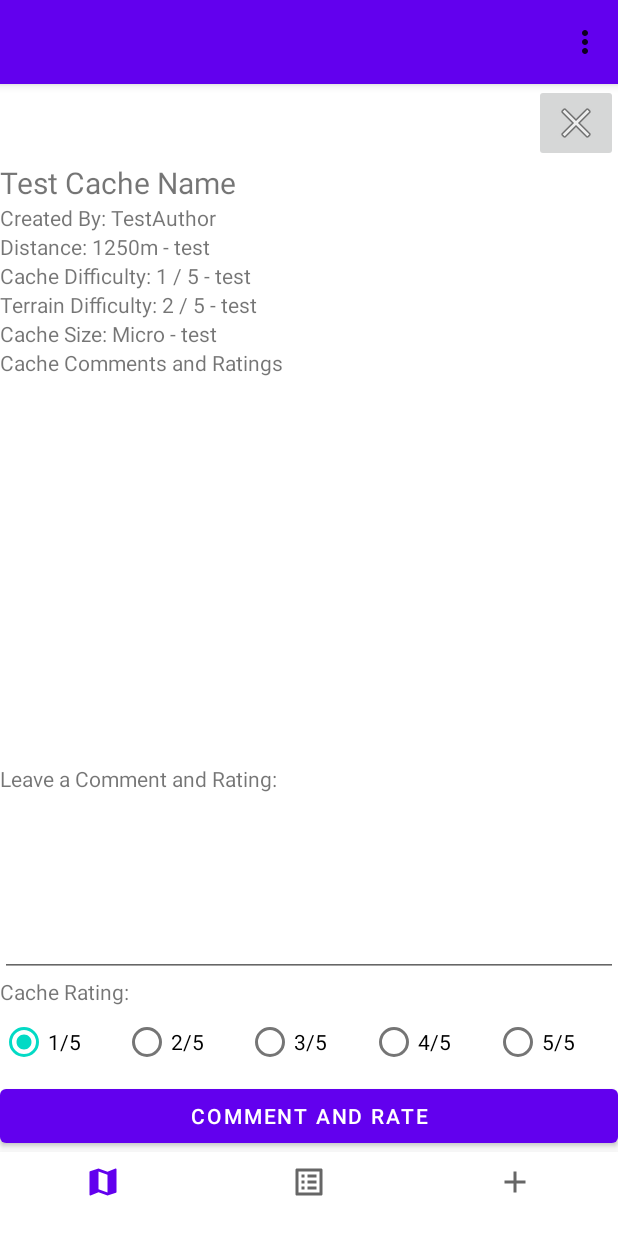
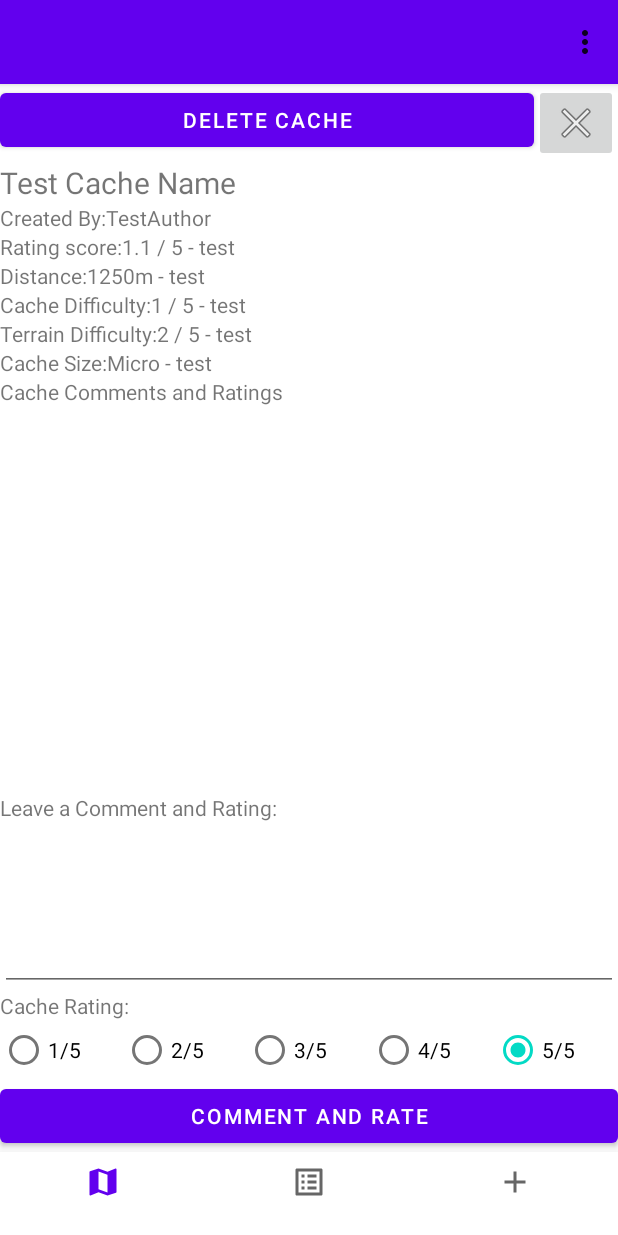
Before and after one commit to LNeuf/CMPT370-GeocacheApp, an Android app: the fragment DetailCacheFragment placed in its activity, on a phone screen of 412 x 824 dp. Run offline under Robolectric (Android 15) with nearby library versions, the phone set to English and light mode, and no system bars; our stand-ins replace Room's generated code; libraries missing offline, so code that uses them is left out: com.google.maps.android; 1 statement that could not run was skipped.

Commit message:
Fixed cache creation Added cache deletion if your username is the same as the creators Cache detail pages now calculate their cache's rating from all associated ratings Refactoring

```diff
--- a/app/src/main/java/com/cmpt370_geocacheapp/ApplicationModel.java
+++ b/app/src/main/java/com/cmpt370_geocacheapp/ApplicationModel.java
@@ -23,11 +23,10 @@ public class ApplicationModel {
     // Geocache attributes
     private ArrayList<PhysicalCacheObject> unfilteredCacheList;
     private ArrayList<PhysicalCacheObject> filteredCacheList;
-    private ArrayList<ModelListener> subscribers;
-    private UserDao userDao;
+    private final ArrayList<ModelListener> subscribers;
+    private UserDao userDao; // TODO: Implement user DB
     private GeocacheDao geocacheDao;
-    private AppDatabase db;
-    private CommentDao commentDao;
+    private CommentDao commentDao; // TODO: Implement separate comment DB
     private RatingReviewDao ratingDao;
 
     /**
@@ -43,7 +42,7 @@ public class ApplicationModel {
      * Initializes the database instance and sets up DAO's
      */
     public void initDatabase(Context context) {
-        db = AppDatabase.getInstance(context);
+        AppDatabase db = AppDatabase.getInstance(context);
         geocacheDao = db.geocacheDao();
         userDao = db.userDao();
         commentDao = db.commentDao();
@@ -67,6 +66,8 @@ public class ApplicationModel {
     public void updateNearbyCacheList(float latitude, float longitude, float distance) {
         // Latitude: 1 deg = 110.574 km
         // Longitude: 1 deg = 111.320*cos(latitude) km
+
+        unfilteredCacheList = new ArrayList<>();
 
         double distanceInLatitudeDegrees = (distance / 1000) /110.574;
         double distanceInLongitudeDegrees = (distance / 1000) / (111.320 * Math.cos(Math.toRadians(latitude)));
@@ -250,7 +251,8 @@ public class ApplicationModel {
      * @param cacheSize- Size of cache
      * @return - returns the created cache object
      */
-    public PhysicalCacheObject createNewCache(String cacheName,User cacheCreator,float latitude,float longitude,int cacheDifficulty,int terrainDifficulty,int cacheSize) {
+    public long createNewCache(String cacheName,User cacheCreator,float latitude,float longitude,int cacheDifficulty,int terrainDifficulty,int cacheSize) {
+
         Geocache c = new Geocache();
         c.cacheName = cacheName;
         c.userUsername = cacheCreator.getUsername();
@@ -261,16 +263,9 @@ public class ApplicationModel {
         c.cacheSize = cacheSize;
         geocacheDao.insertAll(c);
 
-        List<Geocache> cacheList = geocacheDao.getByLatLong(latitude,latitude,longitude,longitude); // should get a single cache
-        c = cacheList.get(0);
-        PhysicalCacheObject newCache = new PhysicalCacheObject(new CacheObject(c.cacheName,
-                new User(c.userUsername, "123", 123), c.id), c.latitude, c.longitude,
-                c.cacheDiff, c.terrainDiff, c.cacheSize);
+        List<Geocache> createdCache = geocacheDao.getByLatLong(latitude, latitude, longitude, longitude);
+        return createdCache.get(0).id;
 
-        // add new cache to filtered cache list - this way it will always be visible after creation
-        this.filteredCacheList.add(newCache);
-        notifySubscribers();
-        return newCache;
     }
 
     /**
@@ -312,4 +307,9 @@ public class ApplicationModel {
         r.geocacheId = currentGeocacheID;
         ratingDao.insertAll(r);
     }
+
+    public void deleteCache(long currentGeocacheID) {
+        Geocache cacheToDelete = geocacheDao.getByCacheID(currentGeocacheID);
+        geocacheDao.deleteAll(cacheToDelete);
+    }
 }
--- a/app/src/main/java/com/cmpt370_geocacheapp/MainActivity.java
+++ b/app/src/main/java/com/cmpt370_geocacheapp/MainActivity.java
@@ -12,7 +12,6 @@ import android.content.Context;
 import android.graphics.Bitmap;
 import android.graphics.Canvas;
 import android.graphics.drawable.Drawable;
-import android.location.Location;
 import android.os.Bundle;
 import android.os.Looper;
 import android.widget.Toast;
@@ -30,7 +29,6 @@ import com.google.android.gms.location.LocationResult;
 import com.google.android.gms.maps.CameraUpdateFactory;
 import com.google.android.gms.maps.GoogleMap;
 import com.google.android.gms.maps.GoogleMap.OnMyLocationButtonClickListener;
-import com.google.android.gms.maps.GoogleMap.OnMyLocationClickListener;
 import com.google.android.gms.maps.OnMapReadyCallback;
 import com.google.android.gms.maps.SupportMapFragment;
 import com.google.android.gms.maps.model.BitmapDescriptor;
@@ -308,7 +306,7 @@ public class MainActivity extends AppCompatActivity implements IModelListener, M
      */
     private void infoWindowLongClicked(Marker marker) {
         // this needs to open a detail page
-        detailCacheFragment.setCacheID(marker.getSnippet());
+        detailCacheFragment.setCacheInfo(marker.getSnippet());
         showFragment(detailCacheFragment);
     }
 
--- a/app/src/main/res/layout/fragment_cache_detail.xml
+++ b/app/src/main/res/layout/fragment_cache_detail.xml
@@ -7,18 +7,32 @@
     android:orientation="vertical"
     tools:context=".ListFragment" >
 
-    <ImageButton
-        android:id="@+id/detailCloseButton"
-        android:layout_width="wrap_content"
+    <LinearLayout
+        android:layout_width="match_parent"
         android:layout_height="wrap_content"
-        android:layout_gravity="right"
-        android:src="@android:drawable/ic_menu_close_clear_cancel" />
+        android:orientation="horizontal">
+
+        <Button
+            android:id="@+id/cacheDeleteButton"
+            android:layout_width="0dp"
+            android:layout_height="wrap_content"
+            android:layout_weight="1"
+            android:text="@string/delete_cache_detail" />
+
+        <ImageButton
+            android:id="@+id/detailCloseButton"
+            android:layout_width="wrap_content"
+            android:layout_height="wrap_content"
+            android:layout_gravity="right"
+            android:contentDescription="Close Button"
+            android:src="@android:drawable/ic_menu_close_clear_cancel" />
+    </LinearLayout>
 
     <TextView
         android:id="@+id/detailCacheNametextView"
         android:layout_width="match_parent"
         android:layout_height="wrap_content"
-        android:text="Test Cache Name"
+        android:text="@string/cache_name_detail"
         android:textSize="20sp" />
 
     <LinearLayout
@@ -30,14 +44,34 @@
             android:id="@+id/detailAuthorView"
             android:layout_width="wrap_content"
             android:layout_height="wrap_content"
-            android:text="Created By: " />
+            android:text="@string/created_by_detail" />
 
         <TextView
             android:id="@+id/detailAuthorEdit"
+            android:layout_width="0dp"
+            android:layout_height="wrap_content"
+            android:layout_weight="1"
+            android:text="@string/author_value_detail" />
+
+    </LinearLayout>
+
+    <LinearLayout
+        android:layout_width="match_parent"
+        android:layout_height="wrap_content"
+        android:orientation="horizontal">
+
+        <TextView
+            android:id="@+id/detailRatingScoreView"
             android:layout_width="wrap_content"
             android:layout_height="wrap_content"
+            android:text="@string/rating_name_detail" />
+
+        <TextView
+            android:id="@+id/detailRatingScoreEdit"
+            android:layout_width="0dp"
+            android:layout_height="wrap_content"
             android:layout_weight="1"
-            android:text="TestAuthor" />
+            android:text="@string/rating_value_detail" />
     </LinearLayout>
 
     <LinearLayout
@@ -49,14 +83,14 @@
             android:id="@+id/detailDistanceView"
             android:layout_width="wrap_content"
             android:layout_height="wrap_content"
-            android:text="Distance: " />
+            android:text="@string/distance_name_detail" />
 
         <TextView
             android:id="@+id/detailDistanceEdit"
-            android:layout_width="wrap_content"
+            android:layout_width="0dp"
             android:layout_height="wrap_content"
             android:layout_weight="1"
-            android:text="1250m - test" />
+            android:text="@string/distance_value_detail" />
     </LinearLayout>
 
     <LinearLayout
@@ -68,14 +102,14 @@
             android:id="@+id/detailDiffTextView"
             android:layout_width="wrap_content"
             android:layout_height="wrap_content"
-            android:text="Cache Difficulty: " />
+            android:text="@string/difficulty_name_detail" />
 
         <TextView
             android:id="@+id/detailDiffEdit"
-            android:layout_width="wrap_content"
+            android:layout_width="0dp"
             android:layout_height="wrap_content"
             android:layout_weight="1"
-            android:text="1 / 5 - test" />
+            android:text="@string/difficulty_rating_detail" />
     </LinearLayout>
 
     <LinearLayout
@@ -87,14 +121,14 @@
             android:id="@+id/detailTerrView"
             android:layout_width="wrap_content"
             android:layout_height="wrap_content"
-            android:text="Terrain Difficulty: " />
+            android:text="@string/terrain_name_detail" />
 
         <TextView
             android:id="@+id/detailTerrEdit"
-            android:layout_width="wrap_content"
+            android:layout_width="0dp"
             android:layout_height="wrap_content"
             android:layout_weight="1"
-            android:text="2 / 5 - test" />
+            android:text="@string/terrain_rating_detail" />
     </LinearLayout>
 
     <LinearLayout
@@ -106,14 +140,14 @@
             android:id="@+id/detailSizeView"
             android:layout_width="wrap_content"
             android:layout_height="wrap_content"
-            android:text="Cache Size: " />
+            android:text="@string/cache_size_detail" />
 
         <TextView
             android:id="@+id/detailSizeEdit"
-            android:layout_width="wrap_content"
+            android:layout_width="0dp"
             android:layout_height="wrap_content"
             android:layout_weight="1"
-            android:text="Micro - test" />
+            android:text="@string/size_detail" />
 
     </LinearLayout>
 
@@ -124,10 +158,10 @@
 
         <TextView
             android:id="@+id/detailCommentView"
-            android:layout_width="wrap_content"
+            android:layout_width="0dp"
             android:layout_height="wrap_content"
             android:layout_weight="1"
-            android:text="Cache Comments and Ratings" />
+            android:text="@string/comments_ratings_detail" />
 
     </LinearLayout>
 
@@ -145,10 +179,10 @@
 
         <TextView
             android:id="@+id/detailLeaveCommentView"
-            android:layout_width="wrap_content"
+            android:layout_width="0dp"
             android:layout_height="wrap_content"
             android:layout_weight="1"
-            android:text="Leave a Comment and Rating:" />
+            android:text="@string/Leave_rating_detail" />
 
     </LinearLayout>
 
@@ -160,12 +194,13 @@
 
         <EditText
             android:id="@+id/detailCommentEditTextTextMultiLine"
-            android:layout_width="wrap_content"
+            android:layout_width="0dp"
             android:layout_height="match_parent"
             android:layout_weight="1"
             android:ems="10"
             android:gravity="start|top"
-            android:inputType="textMultiLine" />
+            android:inputType="textMultiLine"
+            android:autofillHints="" />
 
     </LinearLayout>
 
@@ -176,10 +211,10 @@
 
         <TextView
             android:id="@+id/detailRatingView"
-            android:layout_width="wrap_content"
+            android:layout_width="0dp"
             android:layout_height="wrap_content"
             android:layout_weight="1"
-            android:text="Cache Rating:" />
+            android:text="@string/cache_rating_detail" />
 
     </LinearLayout>
 
@@ -197,42 +232,43 @@
             android:layout_height="wrap_content"
             android:layout_weight="1"
             android:checked="true"
-            android:text="1/5" />
+            android:text="@string/one_star_detail" />
 
         <RadioButton
             android:id="@+id/ratingsTwoRadioButton"
             android:layout_width="wrap_content"
             android:layout_height="wrap_content"
             android:layout_weight="1"
-            android:text="2/5" />
+            android:text="@string/two_star_detail" />
 
         <RadioButton
             android:id="@+id/ratingsThreeRadioButton"
             android:layout_width="wrap_content"
             android:layout_height="wrap_content"
             android:layout_weight="1"
-            android:text="3/5" />
+            android:text="@string/three_star_detail" />
 
         <RadioButton
             android:id="@+id/ratingsFourRadioButton"
             android:layout_width="wrap_content"
             android:layout_height="wrap_content"
             android:layout_weight="1"
-            android:text="4/5" />
+            android:text="@string/four_star_detail" />
 
         <RadioButton
             android:id="@+id/ratingsFiveRadioButton"
             android:layout_width="wrap_content"
             android:layout_height="wrap_content"
             android:layout_weight="1"
-            android:text="5/5" />
+            android:checked="true"
+            android:text="@string/five_star_detail" />
     </RadioGroup>
 
     <Button
         android:id="@+id/detailCreateCommentbutton"
         android:layout_width="match_parent"
         android:layout_height="wrap_content"
-        android:text="Comment and Rate" />
+        android:text="@string/comment_button_detail" />
 
 
 </LinearLayout>
--- a/app/src/main/res/values/strings.xml
+++ b/app/src/main/res/values/strings.xml
@@ -39,5 +39,28 @@
     // Info window
     <string name="info_Title">Cache Name</string>
     <string name="info_description">Description</string>
+    <string name="cache_rating_detail">Cache Rating:</string>
+    <string name="Leave_rating_detail">Leave a Comment and Rating:</string>
+    <string name="comments_ratings_detail">Cache Comments and Ratings</string>
+    <string name="size_detail">Micro - test</string>
+    <string name="cache_size_detail">Cache Size:</string>
+    <string name="terrain_rating_detail">2 / 5 - test</string>
+    <string name="terrain_name_detail">Terrain Difficulty:</string>
+    <string name="difficulty_rating_detail">1 / 5 - test</string>
+    <string name="difficulty_name_detail">Cache Difficulty:</string>
+    <string name="distance_name_detail">Distance:</string>
+    <string name="distance_value_detail">1250m - test</string>
+    <string name="rating_value_detail">1.1 / 5 - test</string>
+    <string name="rating_name_detail">Rating score:</string>
+    <string name="author_value_detail">TestAuthor</string>
+    <string name="created_by_detail">Created By:</string>
+    <string name="cache_name_detail">Test Cache Name</string>
+    <string name="delete_cache_detail">Delete Cache</string>
+    <string name="one_star_detail">1/5</string>
+    <string name="two_star_detail">2/5</string>
+    <string name="three_star_detail">3/5</string>
+    <string name="four_star_detail">4/5</string>
+    <string name="five_star_detail">5/5</string>
+    <string name="comment_button_detail">Comment and Rate</string>
 
 </resources>
```
Also changed, not shown: app/src/main/java/com/cmpt370_geocacheapp/ApplicationController.java (+10 -2 lines), app/src/main/java/com/cmpt370_geocacheapp/DetailCacheFragment.java (+61 -10 lines), 1 other file.
